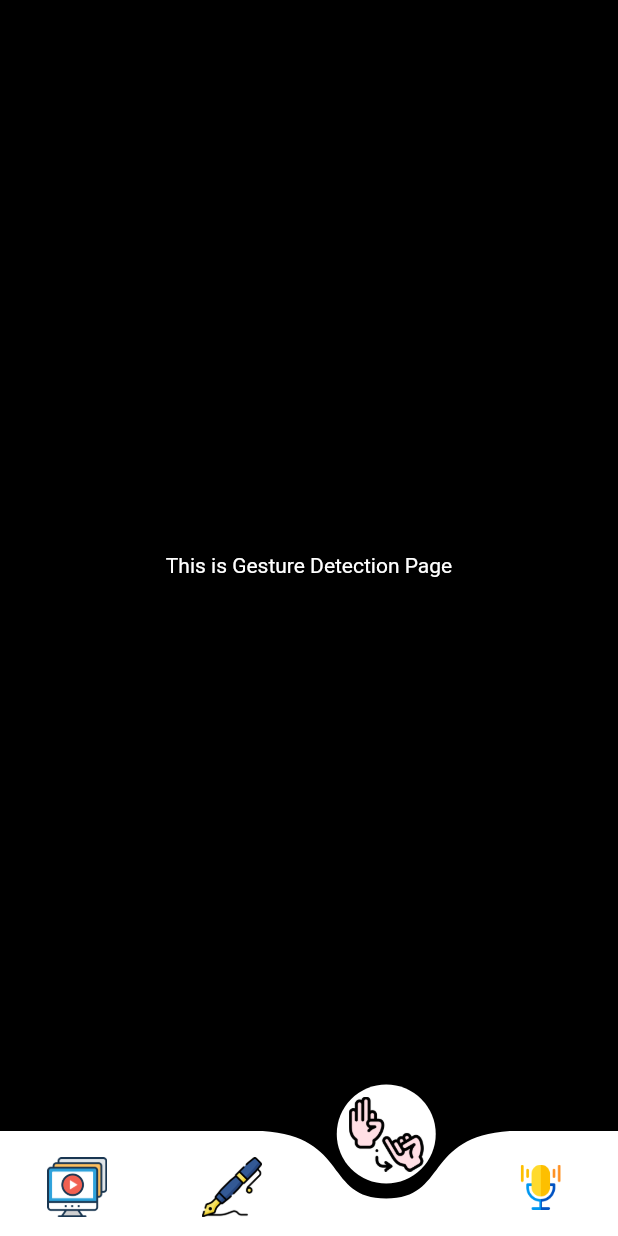
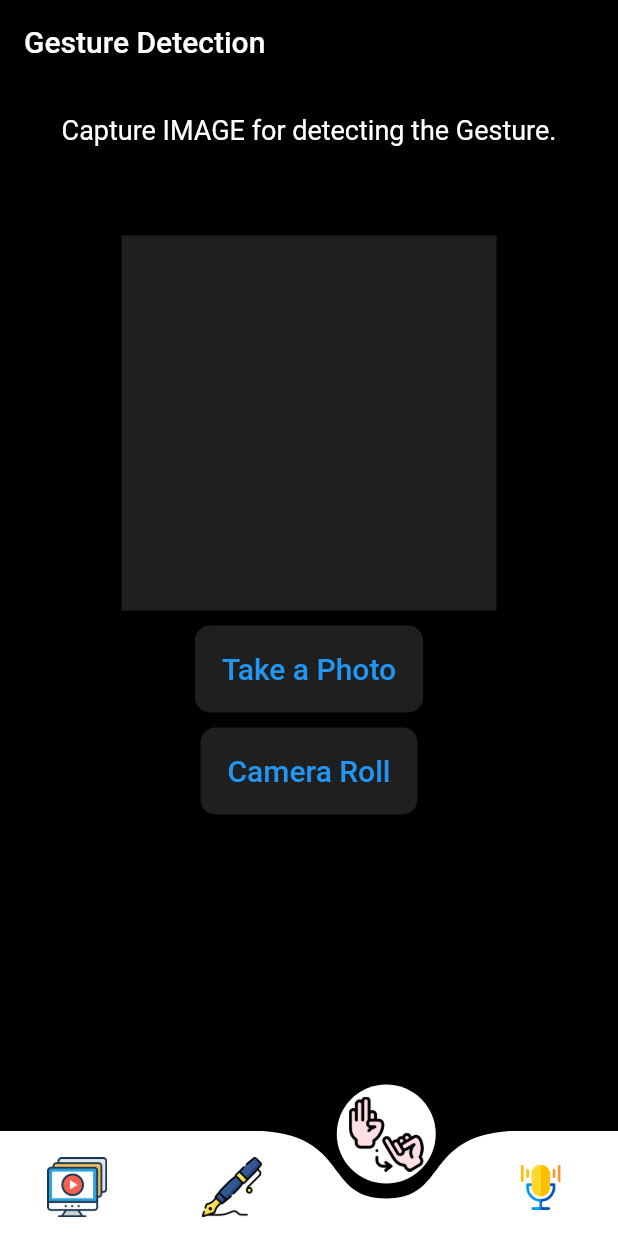
Before and after one commit to sheen404/EasyComm, a Flutter app: the screen it shows after launch, item 3 of the bottom bar chosen, on a phone screen of 412 x 824 dp. Run offline on Flutter 3.47's test engine with Material 2 defaults, Android fonts, the phone set to English and light mode, and no system bars; drawn by our look-alikes of curved_navigation_bar; our stand-ins replace image_picker; missing offline and left inert: painter, splash_screen_view, tflite.

Commit message:
Gesture Detection Initial

```diff
--- /dev/null
+++ b/assets/labels.txt
@@ -0,0 +1,2 @@
+A
+Y
--- a/lib/gesture_detection.dart
+++ b/lib/gesture_detection.dart
@@ -1,4 +1,8 @@
+import 'dart:io';
+
 import 'package:flutter/material.dart';
+import 'package:image_picker/image_picker.dart';
+import 'package:tflite/tflite.dart';
 
 class GestureDetection extends StatefulWidget {
   //const GestureDetection({Key key}) : super(key: key);
@@ -8,9 +12,149 @@ class GestureDetection extends StatefulWidget {
 }
 
 class _GestureDetectionState extends State<GestureDetection> {
+
+  final picker = ImagePicker();
+  late File _image;
+  bool _loading = false;
+  late List _output;
+
+  pickImage() async{
+    var image = await picker.getImage(source: ImageSource.camera);
+    if (image == null) return null;
+
+    setState(() {
+      _image = File(image.path);
+    });
+    classifyModel(_image);
+  }
+
+  pickGalleryImage() async{
+    var image = await picker.getImage(source: ImageSource.gallery);
+    if (image == null) return null;
+
+    setState(() {
+      _image = File(image.path);
+    });
+    classifyModel(_image);
+  }
+
+
+  @override
+  void initState() {
+    super.initState();
+    _loading = true;
+    loadModel().then((value){
+        //setState(() {
+        //});
+    });
+  }
+
+  @override
+  void dispose(){
+    Tflite.close();
+    super.dispose();
+  }
+
+  classifyModel(File image) async{
+    var output = await Tflite.runModelOnImage(path: image.path,
+        numResults: 2,
+        threshold: 0.5,
+      imageMean: 127.5,
+      imageStd: 127.5
+    );
+    setState(() {
+      _loading = false;
+      _output = output!;
+    });
+  }
+
+  loadModel() async {
+    await Tflite.loadModel(model: 'assets/model_unquant.tflite',
+        labels: 'assets/labels.txt');
+
+  }
+
   @override
   Widget build(BuildContext context) {
-    return Center(
-        child: Container(child: Text("This is Gesture Detection Page")));
+    return Scaffold(
+      backgroundColor: Colors.black,
+      appBar: AppBar(
+        title: Text("Gesture Detection"),
+      ),
+      body: Container(
+        padding: EdgeInsets.symmetric(horizontal: 24.0, vertical: 20.0),
+        child: Column(
+          children: [
+            Text("Capture IMAGE for detecting the Gesture.",
+            style: TextStyle(
+              fontSize: 18
+            ),),
+            SizedBox(
+              height: 60.0,
+            ),
+            Center(
+              child: _loading ? Container(
+                width: 250.0,
+                height: 250.0,
+                color: const Color(0xff1F1F1F),
+                child: Column(
+                  children: [],
+                ),
+              ) : Container(child: Column(
+                children: [
+                  Container(
+                    height: 250,
+                    child: Image.file(_image),
+                  ),
+                  SizedBox(height: 20.0,),
+                  _output != null ? Text('${_output[0]['label']}',
+                    style: TextStyle(
+                      fontSize: 25
+                    ),) : Container()
+                ],
+              ),),
+            ),
+            SizedBox(height: 5,),
+            Container(width: MediaQuery.of(context).size.width,
+            child: Column(
+              children: [
+                Container(
+                  margin: EdgeInsets.all(5),
+                  padding: EdgeInsets.symmetric(horizontal: 10, vertical: 5.0),
+                  decoration: BoxDecoration(
+                    borderRadius: BorderRadius.circular(10.0),
+                    color: const Color(0xff1F1F1F),
+                  ),
+                  child: TextButton(
+                      onPressed: (){
+                        pickImage();
+                      },
+                      child: Text("Take a Photo",
+                        style: TextStyle(
+                            fontSize: 20.0
+                        ),)),
+                ),
+                Container(
+                  margin: EdgeInsets.all(5),
+                  padding: EdgeInsets.symmetric(horizontal: 10, vertical: 5.0),
+                  decoration: BoxDecoration(
+                    borderRadius: BorderRadius.circular(10.0),
+                    color: const Color(0xff1F1F1F),
+                  ),
+                  child: TextButton(
+                      onPressed: (){
+                        pickGalleryImage();
+                      },
+                      child: Text("Camera Roll",
+                        style: TextStyle(
+                            fontSize: 20.0
+                        ),)),
+                ),
+              ],
+            ),)
+          ],
+        ),
+      ),
+    );
   }
 }
--- a/pubspec.yaml
+++ b/pubspec.yaml
@@ -23,6 +23,8 @@ environment:
 dependencies:
   flutter:
     sdk: flutter
+  image_picker: ^0.8.0+3
+  tflite: ^1.1.1
 
 
   # The following adds the Cupertino Icons font to your application.
@@ -51,6 +53,7 @@ flutter:
   # To add assets to your application, add an assets section, like this:
   assets:
     - images/
+    - assets/
   # assets:
   #   - images/a_dot_burr.jpeg
   #   - images/a_dot_ham.jpeg
```
Also changed, not shown: pubspec.lock, 19 other files.
